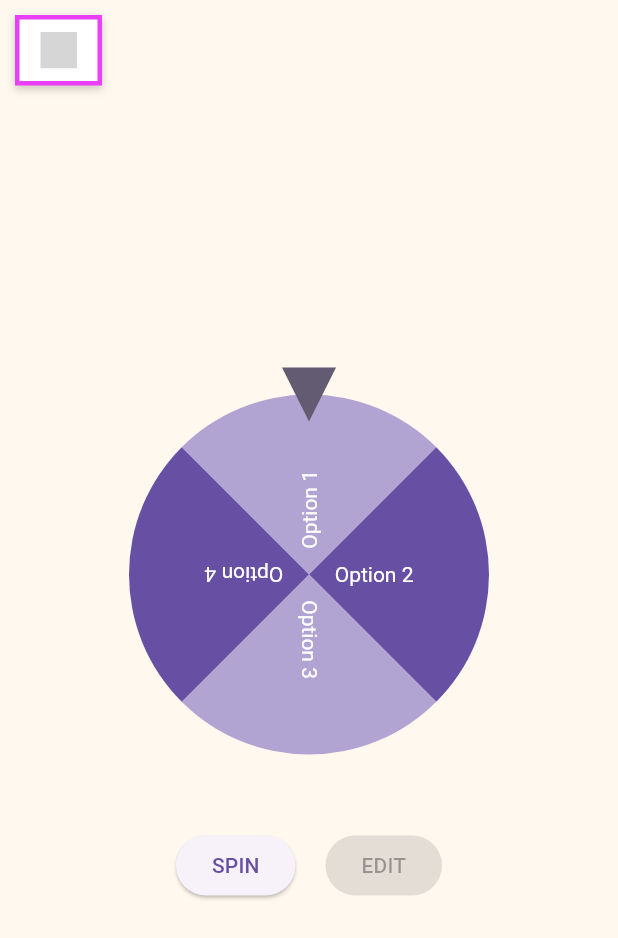
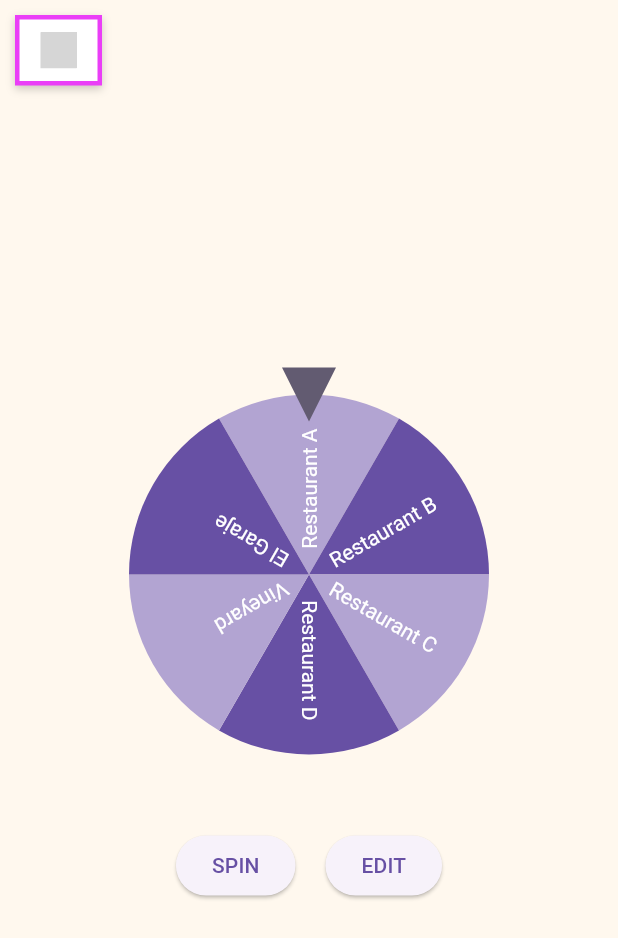
Before and after one commit to ddrrnn/resto-picker-flutter, a Flutter app: the screen it shows after launch, after a tap on "SPIN", on a phone screen of 412 x 824 dp. Shown: the top 938 px of the screen. Run offline on Flutter 3.47's test engine with Material 3 defaults, Android fonts, the light colour scheme and no system bars; drawn by our look-alikes of flutter_fortune_wheel; our stand-ins replace flutter_spinkit, flutter_svg, sqflite; accounts and stored records are empty; grey boxes are pictures that could not be loaded.

Commit message:
added winner dialog, and add resto fucntionality

```diff
--- /dev/null
+++ b/resto_picker/lib/helpers/database_helper.dart
@@ -0,0 +1,59 @@
+import 'dart:async';
+import 'package:path/path.dart';
+import 'package:sqflite/sqflite.dart';
+
+class DatabaseHelper {
+  static final DatabaseHelper _instance = DatabaseHelper._internal();
+  factory DatabaseHelper() => _instance;
+  DatabaseHelper._internal();
+
+  Database? _database;
+
+  Future<Database> get database async {
+    if (_database != null) return _database!;
+    _database = await _initDatabase();
+    return _database!;
+  }
+
+  Future<Database> _initDatabase() async {
+    final dbPath = await getDatabasesPath();
+    return openDatabase(
+      join(dbPath, 'restos.db'),
+      onCreate: (db, version) async {
+        await db.execute('''
+          CREATE TABLE restos (
+            id INTEGER PRIMARY KEY AUTOINCREMENT,
+            name TEXT
+          )
+        ''');
+      },
+      version: 1,
+    );
+  }
+
+  Future<List<Map<String, dynamic>>> getRestos() async {
+    final db = await database;
+    return db.query('restos');
+  }
+
+  Future<void> insertRestos(List<String> names) async {
+    final db = await database;
+    final batch = db.batch();
+    for (var name in names) {
+      batch.insert('restos', {'name': name});
+    }
+    await batch.commit(noResult: true);
+  }
+
+  //insert a single resto
+  Future<void> insertResto(String name) async {
+    final db = await database;
+    await db.insert('restos', {'name': name});
+  }
+
+  // Add this method to your DatabaseHelper class
+  Future<void> clearRestosTemporarily() async {
+    final db = await database;
+    await db.delete('restos'); // Deletes all rows in the 'restos' table
+  }
+}
--- a/resto_picker/lib/main.dart
+++ b/resto_picker/lib/main.dart
@@ -1,7 +1,34 @@
 import 'package:flutter/material.dart';
 import 'package:resto_picker/screens/splash_screen.dart';
+import 'package:resto_picker/helpers/database_helper.dart';
 
-void main() {
+void main() async {
+  WidgetsFlutterBinding.ensureInitialized();
+  final dbHelper = DatabaseHelper();
+
+  final existingRestos = await dbHelper.getRestos();
+  print('Existing restos in DB: $existingRestos');
+
+  final existingNames = existingRestos.map((e) => e['name'] as String).toSet();
+
+  final defaultRestos = [
+    'Restaurant A',
+    'Restaurant B',
+    'Restaurant C',
+    'Restaurant D',
+    'Vineyard',
+    'El Garaje',
+  ];
+
+  final toInsert = //newly added restos
+      defaultRestos.where((r) => !existingNames.contains(r)).toList();
+
+  if (toInsert.isNotEmpty) {
+    await dbHelper.insertRestos(toInsert);
+  } else {
+    print('All default restos already in DB.'); //debugging
+  }
+
   runApp(const MyApp());
 }
 
@@ -13,7 +40,7 @@
     return MaterialApp(
       title: 'Resto Picker',
       theme: ThemeData(primarySwatch: Colors.blue),
-      home: const SplashScreen(), // Set SplashScreen as the initial screen
+      home: const SplashScreen(),
     );
   }
 }
--- a/resto_picker/lib/screens/home_screen.dart
+++ b/resto_picker/lib/screens/home_screen.dart
@@ -3,6 +3,9 @@
 import 'dart:math';
 import 'dart:async';
 import 'package:flutter_svg/flutter_svg.dart';
+import '../helpers/database_helper.dart';
+import '../dialogs/spin_dialog.dart';
+import '../dialogs/add_resto_dialog.dart';
 
 class HomeScreen extends StatefulWidget {
   const HomeScreen({super.key});
@@ -13,6 +16,8 @@
 
 class _HomeScreenState extends State<HomeScreen> {
   final StreamController<int> _controller = StreamController<int>();
+  final DatabaseHelper _dbHelper = DatabaseHelper();
+  List<String> _restos = [];
   bool _showFilters = false;
 
   String _selectedLocation = 'Select Location';
@@ -20,14 +25,41 @@
   String _selectedDelivery = 'Yes';
 
   @override
+  void initState() {
+    super.initState();
+    _loadRestos();
+  }
+
+  @override
   void dispose() {
     _controller.close();
     super.dispose();
   }
 
+  Future<void> _loadRestos() async {
+    final restoData = await _dbHelper.getRestos();
+    setState(() {
+      _restos = restoData.map((e) => e['name'] as String).toList();
+    });
+  }
+
   void _spinWheel() {
-    final random = Random();
-    _controller.add(random.nextInt(4));
+    if (_restos.isNotEmpty) {
+      final random = Random();
+      final selected = random.nextInt(_restos.length);
+      _controller.add(selected);
+
+      //delay for winner dialog
+      Future.delayed(const Duration(seconds: 5), () {
+        showDialog(
+          context: context,
+          builder: (context) {
+            final selectedResto = _restos[selected];
+            return SpinDialog(restoName: selectedResto);
+          },
+        );
+      });
+    }
   }
 
   void _toggleFilters() {
@@ -59,15 +91,19 @@
                   SizedBox(
                     width: 300,
                     height: 300,
-                    child: FortuneWheel(
-                      selected: _controller.stream,
-                      items: const [
-                        FortuneItem(child: Text('Option 1')),
-                        FortuneItem(child: Text('Option 2')),
-                        FortuneItem(child: Text('Option 3')),
-                        FortuneItem(child: Text('Option 4')),
-                      ],
-                    ),
+                    child:
+                        _restos.isEmpty
+                            ? const CircularProgressIndicator()
+                            : FortuneWheel(
+                              selected: _controller.stream,
+                              items:
+                                  _restos
+                                      .map(
+                                        (name) =>
+                                            FortuneItem(child: Text(name)),
+                                      )
+                                      .toList(),
+                            ),
                   ),
                   const SizedBox(height: 20),
                   Row(
@@ -79,15 +115,51 @@
                       ),
                       const SizedBox(width: 20),
                       ElevatedButton(
-                        onPressed: null,
+                        onPressed: () async {
+                          showDialog(
+                            context: context,
+                            builder: (BuildContext context) {
+                              return AddRestaurantDialog(
+                                onRestaurantAdded:
+                                    _loadRestos, // Pass the callback
+                              );
+                            },
+                          );
+                        },
                         child: const Text('EDIT'),
                       ),
+                      // ElevatedButton(
+                      //   onPressed: () async {
+                      //     // UNCOMMENT TO DELETE DATA IN WHEEL
+                      //     await _dbHelper.clearRestosTemporarily();
+
+                      //
+                      //     await _dbHelper.insertRestos([
+                      //       'Restaurant A',
+                      //       'Restaurant B',
+                      //       'Restaurant C',
+                      //       'Restaurant D',
+                      //     ]);
+
+                      //
+                      //     await _loadRestos();
+
+                      //
+                      //     ScaffoldMessenger.of(context).showSnackBar(
+                      //       const SnackBar(
+                      //         content: Text(
+                      //           'Database cleared and repopulated for this session!',
+                      //         ),
+                      //       ),
+                      //     );
+                      //   },
+                      //   child: const Text('Clear and Reset Data'),
+                      // ),
                     ],
                   ),
                 ],
               ),
             ),
-
             Positioned(
               top: 10,
               left: 10,
@@ -123,7 +195,6 @@
                 ),
               ),
             ),
-
             if (_showFilters)
               Positioned(
                 top: 0,
@@ -168,7 +239,6 @@
                           ],
                         ),
                         const SizedBox(height: 10),
-
                         Row(
                           children: [
                             const Text('Type: '),
@@ -196,7 +266,6 @@
                           ],
                         ),
                         const SizedBox(height: 10),
-
                         Row(
                           children: [
                             const Text('Delivery: '),
--- a/resto_picker/pubspec.yaml
+++ b/resto_picker/pubspec.yaml
@@ -37,6 +37,7 @@
   # The following adds the Cupertino Icons font to your application.
   # Use with the CupertinoIcons class for iOS style icons.
   cupertino_icons: ^1.0.8
+  sqflite: ^2.4.2
 
 dev_dependencies:
   flutter_test:
```
Also changed, not shown: resto_picker/lib/dialogs/add_resto_dialog.dart (added, +55 -0 lines), resto_picker/lib/dialogs/spin_dialog.dart (added, +31 -0 lines), resto_picker/pubspec.lock, 1 other file.
